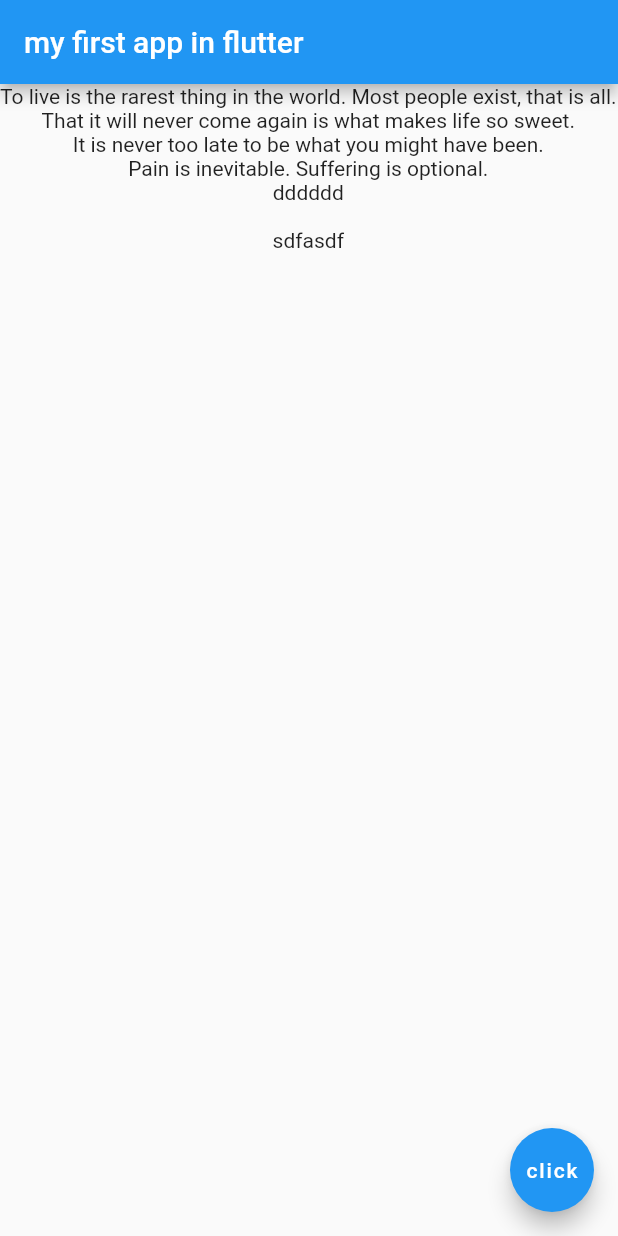
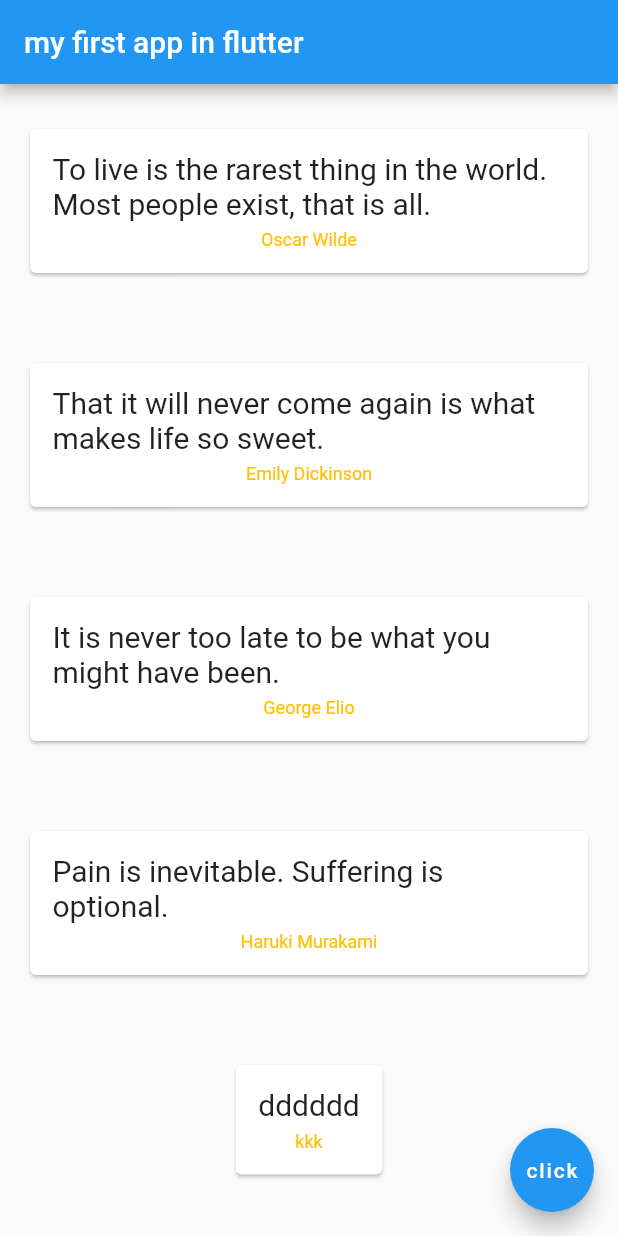
Before and after one commit to 01Deepak/flutter_tut, a Flutter app: the screen it shows after launch, on a phone screen of 412 x 824 dp. Run offline on Flutter 3.47's test engine with Material 2 defaults, Android fonts, the phone set to English and light mode, and no system bars.

Commit message:
card widgets done

```diff
--- a/lib/main.dart
+++ b/lib/main.dart
@@ -34,6 +34,35 @@ class _HomeState extends State<Home> {
     Quote(text: 'sdfasdf', author: 'sdfsfd'),
   ];
 
+  Widget quoteTemplate(quote) {
+    return Card(
+      margin: EdgeInsets.fromLTRB(20, 30, 20, 30),
+      child: Padding(
+        padding: const EdgeInsets.all(15.0),
+        child: Column(
+          children: [
+            Text(
+              '${quote.text}',
+              style: TextStyle(
+                fontSize: 20,
+              ),
+            ),
+            SizedBox(
+              height: 6,
+            ),
+            Text(
+              '${quote.author}',
+              style: TextStyle(
+                fontSize: 12,
+                color: Colors.amber,
+              ),
+            ),
+          ],
+        ),
+      ),
+    );
+  }
+
   @override
   Widget build(BuildContext context) {
     return Scaffold(
@@ -43,7 +72,7 @@ class _HomeState extends State<Home> {
         ),
       ),
       body: Column(
-        children: quotes.map((quote) => Text('${quote.text}')).toList(),
+        children: quotes.map((quote) => quoteTemplate(quote)).toList(),
       ),
       floatingActionButton: FloatingActionButton(
         onPressed: () {
```
